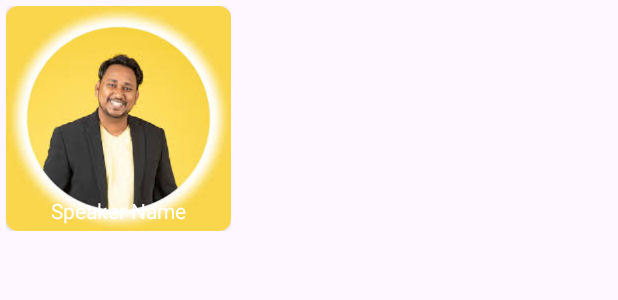
After one commit to neerajdev123/Appadore-Test, an Android app: the layout layout_participant_view.xml on its own in the app's theme, with its tools: preview values and no code run, on a phone screen of 412 x 824 dp. The commit adds this screen. Shown: the top 300 px of the screen. Run offline under Robolectric (Android 15) with nearby library versions, the phone set to English and light mode, and no system bars.

Commit message:
participants section

```diff
--- a/app/build.gradle.kts
+++ b/app/build.gradle.kts
@@ -20,6 +20,7 @@ android {
 
     buildFeatures {
         dataBinding = true
+        viewBinding = true
     }
 
     buildTypes {
@@ -49,6 +50,9 @@ dependencies {
     //navigation
     implementation("androidx.navigation:navigation-fragment-ktx:2.3.5")
     implementation("androidx.navigation:navigation-ui-ktx:2.3.5")
+
+    //recycler view
+    implementation("androidx.recyclerview:recyclerview:1.3.2")
     testImplementation("junit:junit:4.13.2")
     androidTestImplementation("androidx.test.ext:junit:1.1.5")
     androidTestImplementation("androidx.test.espresso:espresso-core:3.5.1")
--- /dev/null
+++ b/app/src/main/res/layout/layout_participant_view.xml
@@ -0,0 +1,48 @@
+<?xml version="1.0" encoding="utf-8"?>
+<androidx.constraintlayout.widget.ConstraintLayout xmlns:android="http://schemas.android.com/apk/res/android"
+    android:layout_width="wrap_content"
+    android:layout_height="wrap_content"
+    xmlns:app="http://schemas.android.com/apk/res-auto"
+    android:padding="4dp">
+
+    <androidx.cardview.widget.CardView
+        android:id="@+id/card_participant"
+        android:layout_width="150dp"
+        android:layout_height="150dp"
+        android:elevation="4dp"
+        app:cardCornerRadius="8dp"
+        app:layout_constraintStart_toStartOf="parent"
+        app:layout_constraintTop_toTopOf="parent"
+        android:padding="16dp">
+
+        <androidx.constraintlayout.widget.ConstraintLayout
+            android:layout_width="wrap_content"
+            android:layout_height="wrap_content">
+
+        <androidx.appcompat.widget.AppCompatImageView
+            android:layout_width="wrap_content"
+            android:layout_height="wrap_content"
+            android:id="@+id/img_participant"
+            android:src="@drawable/dp1"
+            app:layout_constraintStart_toStartOf="parent"
+            app:layout_constraintBottom_toBottomOf="parent"
+            app:layout_constraintTop_toTopOf="parent"
+            />
+
+        <androidx.appcompat.widget.AppCompatTextView
+            android:id="@+id/txt_speaker_name"
+            android:layout_width="wrap_content"
+            android:layout_height="wrap_content"
+            android:text="Speaker Name"
+            app:layout_constraintStart_toStartOf="parent"
+            app:layout_constraintEnd_toEndOf="parent"
+            app:layout_constraintBottom_toBottomOf="parent"
+            android:layout_marginBottom="4dp"
+            android:textColor="@color/white"/>
+
+        </androidx.constraintlayout.widget.ConstraintLayout>
+
+
+    </androidx.cardview.widget.CardView>
+
+</androidx.constraintlayout.widget.ConstraintLayout>
```
Also changed, not shown: app/src/main/java/com/example/myapplication/data/StaticDataSource.kt (added, +32 -0 lines), app/src/main/java/com/example/myapplication/model/Participant.kt (added, +7 -0 lines), app/src/main/java/com/example/myapplication/view/MeetingFragment.kt (+40 -2 lines), app/src/main/java/com/example/myapplication/view/adapter/ParticipantAdapter.kt (added, +38 -0 lines), app/src/main/java/com/example/myapplication/view/viewholder/ParticipantViewHolder.kt (added, +18 -0 lines), app/src/main/res/layout/fragment_meeting.xml (+13 -1 lines), app/src/main/res/drawable/dp1.jpg (added), app/src/main/res/drawable/dp2.jpg (added), app/src/main/res/drawable/dp3.jpg (added), app/src/main/res/drawable/dp4.jpg (added), app/src/main/res/drawable/dp5.jpg (added), app/src/main/res/drawable/dp6.jpg (added), app/src/main/res/drawable/dp7.jpg (added).
